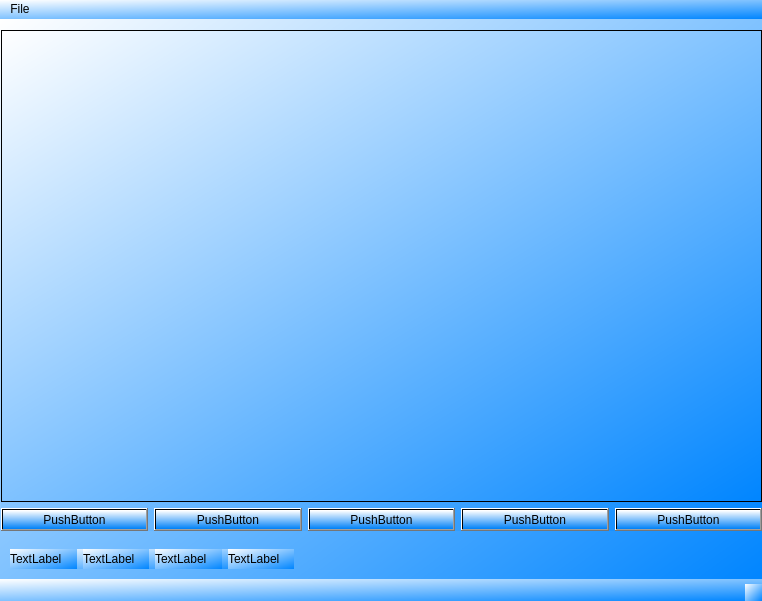
This is untitled.ui in karbovskiy11/Kadri as Qt 5 draws it before an edit. The edited form follows.
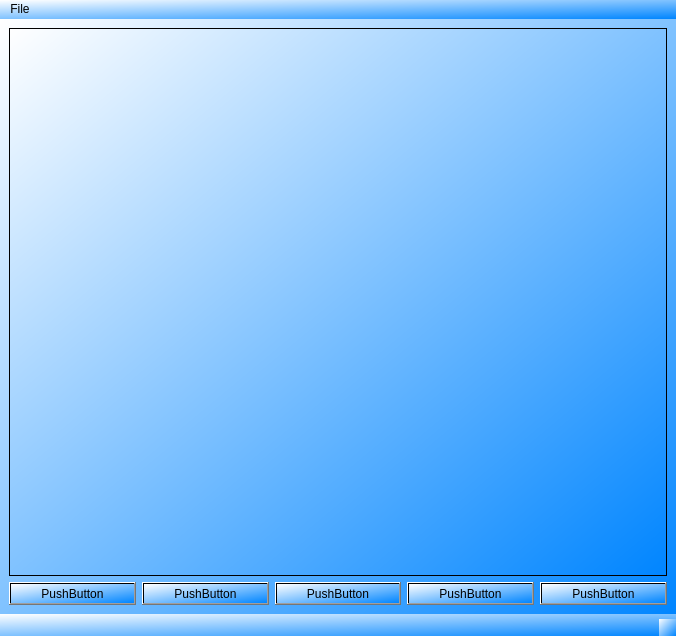
This is the edited form.

Commit message: Create main

```diff
--- a/untitled.ui
+++ b/untitled.ui
@@ -2,12 +2,15 @@
 <ui version="4.0">
  <class>MainWindow</class>
  <widget class="QMainWindow" name="MainWindow">
+  <property name="enabled">
+   <bool>true</bool>
+  </property>
   <property name="geometry">
    <rect>
     <x>0</x>
     <y>0</y>
-    <width>762</width>
-    <height>601</height>
+    <width>676</width>
+    <height>636</height>
    </rect>
   </property>
   <property name="windowTitle">
@@ -17,66 +20,40 @@
    <string notr="true">background-color: qlineargradient(spread:reflect, x1:1, y1:1, x2:0, y2:0, stop:0 rgba(0, 133, 255, 255), stop:1 rgba(255, 255, 255, 255))</string>
   </property>
   <widget class="QWidget" name="centralwidget">
-   <widget class="QWidget" name="">
-    <property name="geometry">
-     <rect>
-      <x>10</x>
-      <y>530</y>
-      <width>284</width>
-      <height>20</height>
-     </rect>
-    </property>
-    <layout class="QHBoxLayout" name="horizontalLayout_2">
+   <layout class="QVBoxLayout" name="verticalLayout_2">
      <item>
-      <widget class="QLabel" name="label">
-       <property name="text">
-        <string>TextLabel</string>
-       </property>
-      </widget>
-     </item>
-     <item>
-      <widget class="QLabel" name="label_2">
-       <property name="text">
-        <string>TextLabel</string>
-       </property>
-      </widget>
-     </item>
-     <item>
-      <widget class="QLabel" name="label_3">
-       <property name="text">
-        <string>TextLabel</string>
-       </property>
-      </widget>
-     </item>
-     <item>
-      <widget class="QLabel" name="label_4">
-       <property name="text">
-        <string>TextLabel</string>
-       </property>
-      </widget>
-     </item>
-    </layout>
-   </widget>
-   <widget class="QWidget" name="">
-    <property name="geometry">
-     <rect>
-      <x>1</x>
-      <y>11</y>
-      <width>761</width>
-      <height>501</height>
-     </rect>
-    </property>
     <layout class="QVBoxLayout" name="verticalLayout">
      <item>
-      <widget class="QTableView" name="tableView"/>
+       <widget class="QTableView" name="tableView">
+        <property name="layoutDirection">
+         <enum>Qt::LeftToRight</enum>
+        </property>
+       </widget>
      </item>
      <item>
       <layout class="QHBoxLayout" name="horizontalLayout">
+        <item>
+         <widget class="QPushButton" name="pushButton_5">
+          <property name="text">
+           <string>PushButton</string>
+          </property>
+         </widget>
+        </item>
+        <item>
+         <widget class="QPushButton" name="pushButton_4">
+          <property name="sizePolicy">
+           <sizepolicy hsizetype="Minimum" vsizetype="Fixed">
+            <horstretch>0</horstretch>
+            <verstretch>0</verstretch>
+           </sizepolicy>
+          </property>
+          <property name="text">
+           <string>PushButton</string>
+          </property>
+         </widget>
+        </item>
        <item>
         <widget class="QPushButton" name="pushButton">
-         <property name="styleSheet">
-          <string notr="true">background-color: qlineargradient(spread:pad, x1:0.498, y1:0.995805, x2:0.501039, y2:0.031, stop:0 rgba(0, 129, 247, 255), stop:1 rgba(255, 255, 255, 255))</string>
-         </property>
          <property name="text">
           <string>PushButton</string>
          </property>
@@ -84,9 +61,6 @@
        </item>
        <item>
         <widget class="QPushButton" name="pushButton_2">
-         <property name="styleSheet">
-          <string notr="true">background-color: qlineargradient(spread:pad, x1:0.498, y1:0.995805, x2:0.501039, y2:0.031, stop:0 rgba(0, 129, 247, 255), stop:1 rgba(255, 255, 255, 255))</string>
-         </property>
          <property name="text">
           <string>PushButton</string>
          </property>
@@ -94,46 +68,24 @@
        </item>
        <item>
         <widget class="QPushButton" name="pushButton_3">
-         <property name="styleSheet">
-          <string notr="true">background-color: qlineargradient(spread:pad, x1:0.498, y1:0.995805, x2:0.501039, y2:0.031, stop:0 rgba(0, 129, 247, 255), stop:1 rgba(255, 255, 255, 255))</string>
-         </property>
          <property name="text">
           <string>PushButton</string>
          </property>
         </widget>
        </item>
-       <item>
-        <widget class="QPushButton" name="pushButton_4">
-         <property name="styleSheet">
-          <string notr="true">background-color: qlineargradient(spread:pad, x1:0.498, y1:0.995805, x2:0.501039, y2:0.031, stop:0 rgba(0, 129, 247, 255), stop:1 rgba(255, 255, 255, 255))</string>
-         </property>
-         <property name="text">
-          <string>PushButton</string>
-         </property>
-        </widget>
-       </item>
-       <item>
-        <widget class="QPushButton" name="pushButton_5">
-         <property name="styleSheet">
-          <string notr="true">background-color: qlineargradient(spread:pad, x1:0.498, y1:0.995805, x2:0.501039, y2:0.031, stop:0 rgba(0, 129, 247, 255), stop:1 rgba(255, 255, 255, 255))</string>
-         </property>
-         <property name="text">
-          <string>PushButton</string>
-         </property>
-        </widget>
-       </item>
+       </layout>
+      </item>
       </layout>
      </item>
     </layout>
-   </widget>
   </widget>
   <widget class="QMenuBar" name="menubar">
    <property name="geometry">
     <rect>
      <x>0</x>
      <y>0</y>
-     <width>762</width>
-     <height>23</height>
+     <width>676</width>
+     <height>24</height>
     </rect>
    </property>
    <widget class="QMenu" name="menuFile">
```
Left out of the diff: 6 changed lines with no effect on the pictures. Lines whose indentation alone changed are shown as unchanged.
